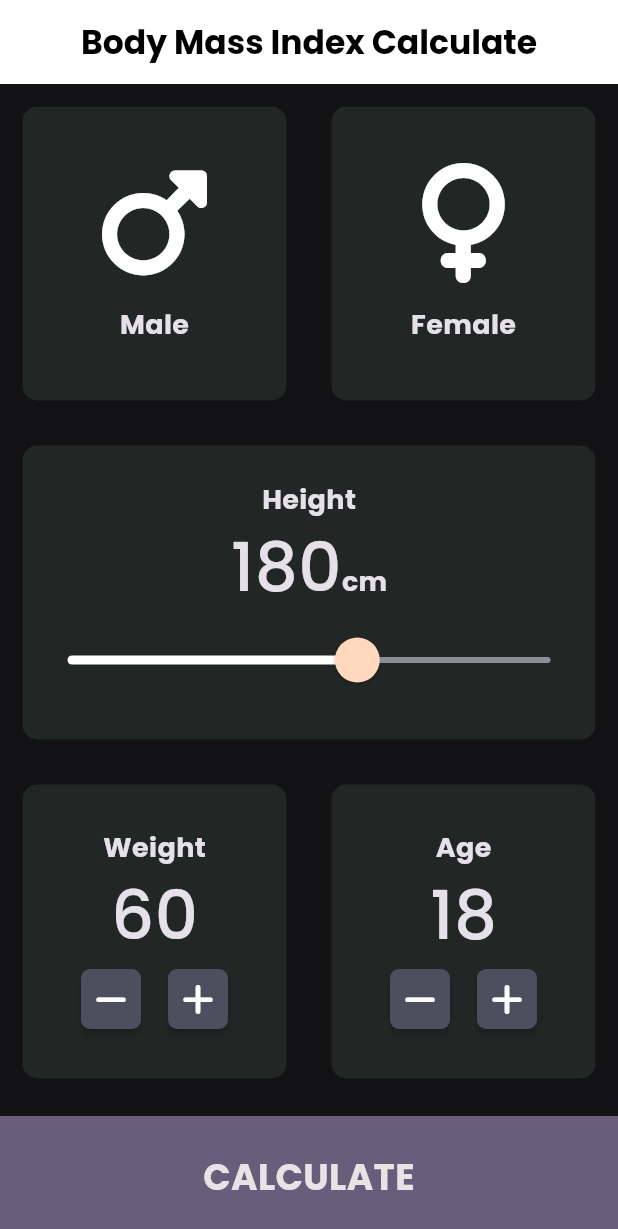
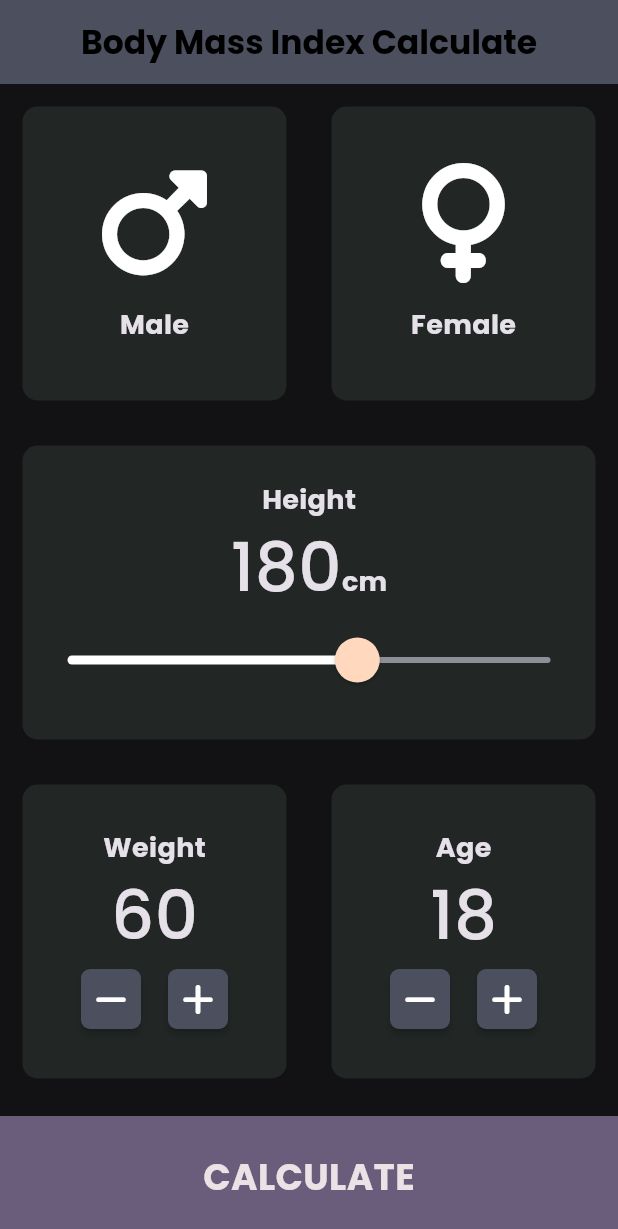
Before and after one commit to Icarus-conf/bmi_cal, a Flutter app: the screen it shows after launch, on a phone screen of 412 x 824 dp. Shown: the top 1229 px of the screen. Run offline on Flutter 3.47's test engine with Material 3 defaults, Android fonts, the phone set to English and light mode, and no system bars; our stand-ins replace font_awesome_flutter, google_fonts.

```diff
--- a/lib/icon_content.dart
+++ b/lib/components/icon_content.dart
@@ -1,4 +1,4 @@
-import 'package:bmi_cal/constants.dart';
+import 'package:bmi_cal/components/constants.dart';
 import 'package:flutter/material.dart';
 
 class IconCardChildContent extends StatelessWidget {
--- a/lib/main.dart
+++ b/lib/main.dart
@@ -1,5 +1,5 @@
 import 'package:flutter/material.dart';
-import 'input_page.dart';
+import 'pages/input_page.dart';
 
 void main() => runApp(BMICalculator());
 
@@ -7,6 +7,7 @@ class BMICalculator extends StatelessWidget {
   @override
   Widget build(BuildContext context) {
     return MaterialApp(
+      debugShowCheckedModeBanner: false,
       theme: ThemeData.dark().copyWith(
         colorScheme:
             ColorScheme.fromSwatch().copyWith(primary: Color(0xFF121113)),
--- a/lib/input_page.dart
+++ b/lib/pages/input_page.dart
@@ -1,10 +1,10 @@
-import 'package:bmi_cal/icon_content.dart';
-import 'package:bmi_cal/results_page.dart';
-import 'package:bmi_cal/reusable_card.dart';
-import 'package:bmi_cal/constants.dart';
+import 'package:bmi_cal/components/icon_content.dart';
+import 'package:bmi_cal/pages/results_page.dart';
+import 'package:bmi_cal/components/reusable_card.dart';
+import 'package:bmi_cal/components/constants.dart';
 import 'package:flutter/material.dart';
 import 'package:font_awesome_flutter/font_awesome_flutter.dart';
-import 'calculator_brain.dart';
+import '../model/calculator_brain.dart';
 
 enum Gender {
   male,
@@ -26,6 +26,7 @@ class _InputPageState extends State<InputPage> {
   Widget build(BuildContext context) {
     return Scaffold(
         appBar: AppBar(
+          backgroundColor: Color(0xFF4C4F5E),
           centerTitle: true,
           title: Text(
             'Body Mass Index Calculate',
--- a/lib/results_page.dart
+++ b/lib/pages/results_page.dart
@@ -1,7 +1,7 @@
-import 'package:bmi_cal/reusable_card.dart';
+import 'package:bmi_cal/components/reusable_card.dart';
 import 'package:flutter/material.dart';
 
-import 'constants.dart';
+import '../components/constants.dart';
 
 class ResultsPage extends StatelessWidget {
   ResultsPage(
```
Also changed, not shown: lib/components/constants.dart (renamed from lib/constants.dart), lib/components/reusable_card.dart (renamed from lib/reusable_card.dart), lib/model/calculator_brain.dart (renamed from lib/calculator_brain.dart), 58 other files.
